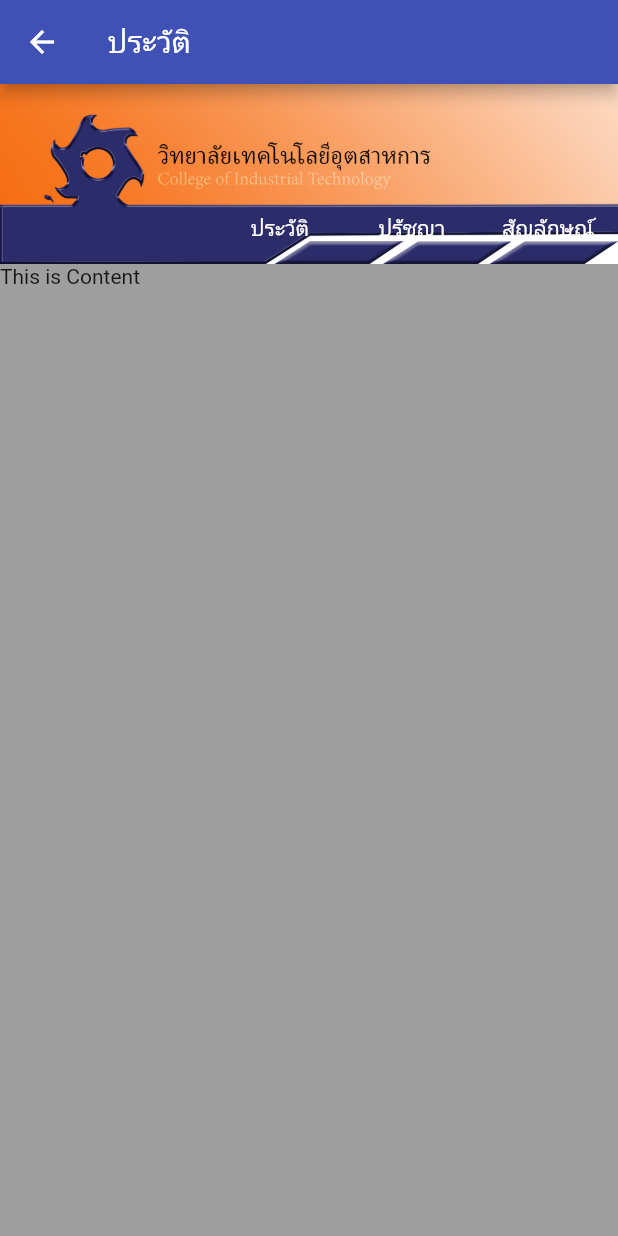
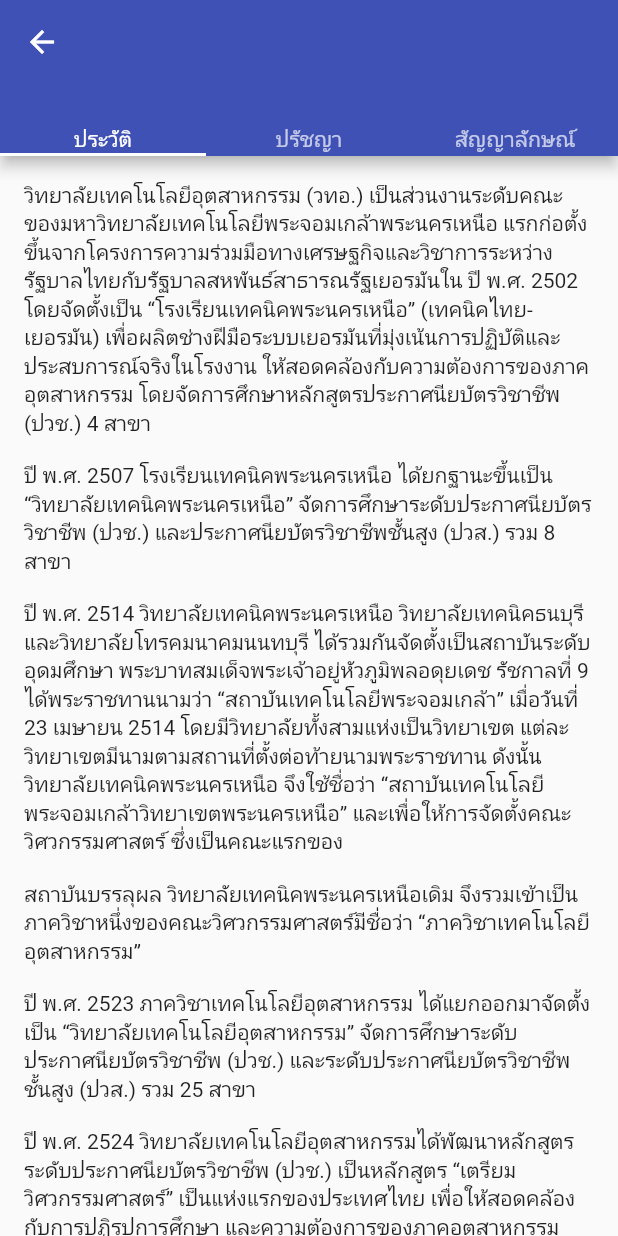
Before and after one commit to masterUNG/UngCitkutub, a Flutter app: the History screen opened directly, on a phone screen of 412 x 824 dp. Run offline on Flutter 3.47's test engine with Material 2 defaults, Android fonts, the phone set to English and light mode, and no system bars.

Commit message:
update 11.14

```diff
--- a/lib/main.dart
+++ b/lib/main.dart
@@ -8,7 +8,7 @@
   Widget build(BuildContext context) {
     return MaterialApp(theme: ThemeData(primarySwatch: Colors.indigo),
       debugShowCheckedModeBanner: false,
-      home: Home(),
+      home: Home(),// ส่วนของการเปิดหน้าแรก
     );
   }
 }
--- a/lib/page/history.dart
+++ b/lib/page/history.dart
@@ -1,4 +1,7 @@
 import 'package:flutter/material.dart';
+import 'package:ungcitkutub/widget/history_widget.dart';
+import 'package:ungcitkutub/widget/story.dart';
+import 'package:ungcitkutub/widget/sybon.dart';
 
 class History extends StatefulWidget {
   @override
@@ -8,65 +11,28 @@
 class _HistoryState extends State<History> {
   @override
   Widget build(BuildContext context) {
-    return Scaffold(
-      appBar: AppBar(
-        title: Text('ประวัติ'),
-      ),
-      body: Column(
-        children: <Widget>[
-          showHead(context),
-          Expanded(
-                      child: Container(width: MediaQuery.of(context).size.width,
-              color: Colors.grey,
-              child: Text('This is Content'),
-            ),
-          )
-        ],
+    return DefaultTabController(
+      length: 3,
+      child: Scaffold(
+        appBar: AppBar(
+          bottom: TabBar(
+            tabs: <Widget>[
+              Text('ประวัติ'),
+              Text('ปรัชญา'),
+              Text('สัญญาลักษณ์'),
+            ],
+          ),
+        ),
+        body: TabBarView(
+          children: <Widget>[
+            HistoryWidget(),
+            Story(),
+            Sybon(),
+          ],
+        ),
       ),
     );
-  }
 
-  Stack showHead(BuildContext context) {
-    return Stack(
-      children: <Widget>[
-        Container(
-          width: MediaQuery.of(context).size.width,
-          height: 120.0,
-          color: Colors.grey,
-          child: Image.asset('images/head.png'),
-        ),
-        Container(
-          height: 120.0,
-          child: Column(
-            mainAxisAlignment: MainAxisAlignment.end,
-            children: <Widget>[
-              Row(
-                mainAxisAlignment: MainAxisAlignment.end,
-                children: <Widget>[
-                  FlatButton(
-                      onPressed: () {},
-                      child: Text(
-                        'ประวัติ',
-                        style: TextStyle(color: Colors.white),
-                      )),
-                  FlatButton(
-                      onPressed: () {},
-                      child: Text(
-                        'ปรัชญา',
-                        style: TextStyle(color: Colors.white),
-                      )),
-                  FlatButton(
-                      onPressed: () {},
-                      child: Text(
-                        'สัญลักษณ์',
-                        style: TextStyle(color: Colors.white),
-                      )),
-                ],
-              ),
-            ],
-          ),
-        )
-      ],
-    );
+
   }
 }
--- /dev/null
+++ b/lib/widget/history_widget.dart
@@ -0,0 +1,44 @@
+import 'package:flutter/material.dart';
+
+class HistoryWidget extends StatefulWidget {
+  @override
+  _HistoryWidgetState createState() => _HistoryWidgetState();
+}
+
+class _HistoryWidgetState extends State<HistoryWidget> {
+  @override
+  Widget build(BuildContext context) {
+    return ListView(padding: EdgeInsets.all(16.0),
+      children: <Widget>[
+        content1(),mySizebox(),
+        content2(),mySizebox(),
+        content3(),mySizebox(),
+        content4(),mySizebox(),
+        content5(),mySizebox(),
+        content6(),mySizebox(),
+        content7(),mySizebox(),
+        content8(),mySizebox(),
+      ],
+    );
+  }
+
+  SizedBox mySizebox() => SizedBox(height: 16.0,);
+
+  Text content1() => Text(
+      'วิทยาลัยเทคโนโลยีอุตสาหกรรม (วทอ.) เป็นส่วนงานระดับคณะของมหาวิทยาลัยเทคโนโลยีพระจอมเกล้าพระนครเหนือ แรกก่อตั้งขึ้นจากโครงการความร่วมมือทางเศรษฐกิจและวิชาการระหว่างรัฐบาลไทยกับรัฐบาลสหพันธ์สาธารณรัฐเยอรมันใน ปี พ.ศ. 2502 โดยจัดตั้งเป็น “โรงเรียนเทคนิคพระนครเหนือ” (เทคนิคไทย-เยอรมัน) เพื่อผลิตช่างฝีมือระบบเยอรมันที่มุ่งเน้นการปฏิบัติและประสบการณ์จริงในโรงงาน ให้สอดคล้องกับความต้องการของภาคอุตสาหกรรม โดยจัดการศึกษาหลักสูตรประกาศนียบัตรวิชาชีพ (ปวช.) 4 สาขา');
+  Text content2() => Text(
+      'ปี พ.ศ. 2507 โรงเรียนเทคนิคพระนครเหนือ ได้ยกฐานะขึ้นเป็น “วิทยาลัยเทคนิคพระนครเหนือ” จัดการศึกษาระดับประกาศนียบัตรวิชาชีพ (ปวช.) และประกาศนียบัตรวิชาชีพชั้นสูง (ปวส.) รวม 8 สาขา');
+  Text content3() => Text(
+      'ปี พ.ศ. 2514 วิทยาลัยเทคนิคพระนครเหนือ วิทยาลัยเทคนิคธนบุรี และวิทยาลัยโทรคมนาคมนนทบุรี ได้รวมกันจัดตั้งเป็นสถาบันระดับอุดมศึกษา พระบาทสมเด็จพระเจ้าอยู่หัวภูมิพลอดุยเดช รัชกาลที่ 9 ได้พระราชทานนามว่า “สถาบันเทคโนโลยีพระจอมเกล้า” เมื่อวันที่ 23 เมษายน 2514 โดยมีวิทยาลัยทั้งสามแห่งเป็นวิทยาเขต แต่ละวิทยาเขตมีนามตามสถานที่ตั้งต่อท้ายนามพระราชทาน ดังนั้น วิทยาลัยเทคนิคพระนครเหนือ จึงใช้ชื่อว่า “สถาบันเทคโนโลยีพระจอมเกล้าวิทยาเขตพระนครเหนือ” และเพื่อให้การจัดตั้งคณะวิศวกรรมศาสตร์ ซึ่งเป็นคณะแรกของ ');
+  Text content4() => Text(
+      'สถาบันบรรลุผล วิทยาลัยเทคนิคพระนครเหนือเดิม จึงรวมเข้าเป็นภาควิชาหนึ่งของคณะวิศวกรรมศาสตร์มีชื่อว่า “ภาควิชาเทคโนโลยีอุตสาหกรรม”');
+
+  Text content5() => Text(
+      'ปี พ.ศ. 2523 ภาควิชาเทคโนโลยีอุตสาหกรรม ได้แยกออกมาจัดตั้งเป็น “วิทยาลัยเทคโนโลยีอุตสาหกรรม” จัดการศึกษาระดับประกาศนียบัตรวิชาชีพ (ปวช.) และระดับประกาศนียบัตรวิชาชีพชั้นสูง (ปวส.) รวม 25 สาขา');
+  Text content6() => Text(
+      'ปี พ.ศ. 2524 วิทยาลัยเทคโนโลยีอุตสาหกรรมได้พัฒนาหลักสูตรระดับประกาศนียบัตรวิชาชีพ (ปวช.) เป็นหลักสูตร “เตรียมวิศวกรรมศาสตร์” เป็นแห่งแรกของประเทศไทย เพื่อให้สอดคล้องกับการปฏิรูปการศึกษา และความต้องการของภาคอุตสาหกรรม');
+  Text content7() => Text(
+      'ปี พ.ศ. 2536 วิทยาลัยเปิดสอนหลักสูตรอุตสาหกรรมศาสตร์บัณฑิต (อส.บ) ซึ่งเป็นหลักสูตร 2 ปี (เต็มเวลา) และ 3 ปี (ไม่เต็มเวลา) รวม 2 สาขาวิชา โดยเปิดหลักสูตรอุตสาหกรรมศาสตร์บัณฑิต (อส.บ) 2 ปีขึ้นอีก 3 สาขาวิชาในปี พ.ศ. 2537');
+  Text content8() => Text(
+      'ปี พ.ศ. 2544 วิทยาลัยเปิดหลักสูตรวิศวกรรมศาสตร์บัณฑิต (วศ.บ) ซึ่งเป็นหลักสูตร 4 ปี รวม 3 สาขาวิชา และเปิดเพิ่มขึ้นอีก 4 สาขาวิชาในปี พ.ศ. 2545');
+}
--- a/lib/widget/main_page.dart
+++ b/lib/widget/main_page.dart
@@ -1,5 +1,6 @@
 import 'package:flutter/material.dart';
 import 'package:ungcitkutub/page/history.dart';
+import 'package:ungcitkutub/page/my_boss.dart';
 import 'package:ungcitkutub/utility/my_style.dart';
 
 class MainPage extends StatefulWidget {
@@ -20,7 +21,7 @@
               mainAxisAlignment: MainAxisAlignment.spaceAround,
               children: <Widget>[
                 createItem('item1', History()),
-                createItem('item2', History()),
+                createItem('item2', MyBoss()),
                 createItem('item3', History())
               ],
             ),
@@ -52,6 +53,7 @@
     );
   }
 
+  //เมธอดที่ทำหน้าที่ ย้ายการทำงานไปหน้า ที่เราคลิกที่ ไอเทม
   Widget createItem(String nameImage, Widget widget) => GestureDetector(
         onTap: () {
           MaterialPageRoute route = MaterialPageRoute(builder: (context) => widget,);
```
Also changed, not shown: lib/page/my_boss.dart (added, +15 -0 lines), lib/utility/my_style.dart (+26 -9 lines), lib/widget/story.dart (added, +41 -0 lines), lib/widget/sybon.dart (added, +35 -0 lines), images/logo.png (added).
